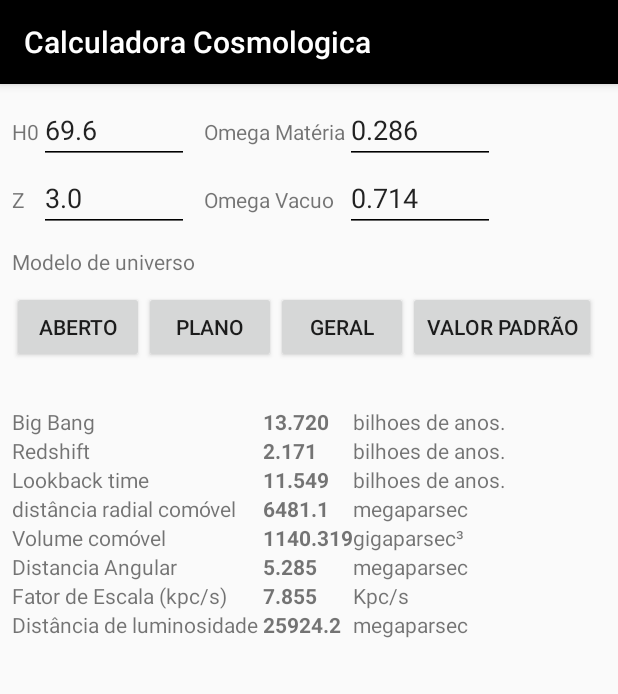
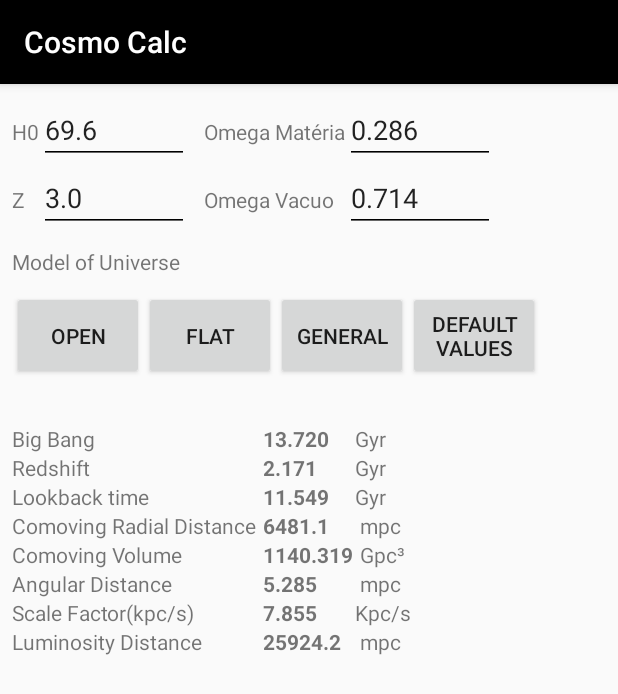
Before and after one commit to raphamendonca/CalculadoraCosmologica, an Android app: the screen it shows after launch (CalculadoraActivity), on a phone screen of 412 x 824 dp. Shown: the top 694 px of the screen. Run offline under Robolectric (Android 15) with nearby library versions, the phone set to English and light mode, and no system bars.

Commit message:
Change the behavior of edittext and validation
Add translation to english.

```diff
--- a/CalculadoraCosmologica/app/src/main/java/com/github/rhapsody/calculadoracosmologica/CalculadoraActivity.java
+++ b/CalculadoraCosmologica/app/src/main/java/com/github/rhapsody/calculadoracosmologica/CalculadoraActivity.java
@@ -42,7 +42,6 @@ public class CalculadoraActivity extends AppCompatActivity {
         Button btGeneral = (Button) findViewById(R.id.calcGeneral);
         Button btReset = (Button) findViewById(R.id.restoreBtn);
         alertMSG = (TextView) findViewById(R.id.alertMSG);
-
 
 
         btOpen.setOnClickListener(new View.OnClickListener() {
@@ -120,31 +119,32 @@ public class CalculadoraActivity extends AppCompatActivity {
         lumDistanceMpc.setText(calc.stround(calc.DL_Mpc, 1));
         //lumDistanceGly.setText(calc.stround(calc.DTT_Gyr, 3) + " Gly");
 
-
     }
 
     protected void resetarCampos() {
-        tirarFoco();
+        limparValidacao();
         iH0.setText(String.valueOf(tH0));
         iZ.setText(String.valueOf(tz));
         iWM.setText(String.valueOf(tWM));
         iWV.setText(String.valueOf(tWV));
     }
-    protected void tirarFoco(){
+
+    protected void limparValidacao() {
         iH0.getBackground().setColorFilter(0, PorterDuff.Mode.SRC_OVER);
         iWM.getBackground().setColorFilter(0, PorterDuff.Mode.SRC_OVER);
         iWV.getBackground().setColorFilter(0, PorterDuff.Mode.SRC_OVER);
         iZ.getBackground().setColorFilter(0, PorterDuff.Mode.SRC_OVER);
+    }
 
+    protected void tirarFoco() {
         iH0.clearFocus();
         iZ.clearFocus();
         iWM.clearFocus();
         iWV.clearFocus();
-
     }
 
     protected boolean validaCampos() {
-        tirarFoco();
+        limparValidacao();
         alerta.delete(0, alerta.length());
 
         boolean isOk = true;
--- a/CalculadoraCosmologica/app/src/main/res/layout/activity_calculadora.xml
+++ b/CalculadoraCosmologica/app/src/main/res/layout/activity_calculadora.xml
@@ -11,8 +11,8 @@
     tools:context="com.github.rhapsody.calculadoracosmologica.CalculadoraActivity">
 
     <ScrollView
-        android:layout_width="match_parent"
-        android:layout_height="match_parent"
+        android:layout_width="352dp"
+        android:layout_height="479dp"
         tools:layout_editor_absoluteX="8dp"
         tools:layout_editor_absoluteY="8dp">
 
@@ -149,6 +149,8 @@
                         android:id="@+id/bigBangAge"
                         android:layout_width="wrap_content"
                         android:layout_height="wrap_content"
+                        android:layout_marginLeft="1dp"
+                        android:layout_marginRight="1dp"
                         android:textStyle="bold" />
                     <TextView
                         android:layout_width="wrap_content"
@@ -170,6 +172,8 @@
                         android:id="@+id/redshiftAge"
                         android:layout_width="wrap_content"
                         android:layout_height="wrap_content"
+                        android:layout_marginLeft="1dp"
+                        android:layout_marginRight="1dp"
                         android:textStyle="bold" />
                     <TextView
                         android:layout_width="wrap_content"
@@ -190,6 +194,8 @@
                         android:id="@+id/lightTravelTime"
                         android:layout_width="wrap_content"
                         android:layout_height="wrap_content"
+                        android:layout_marginLeft="1dp"
+                        android:layout_marginRight="1dp"
                         android:textStyle="bold" />
                     <TextView
                         android:layout_width="wrap_content"
@@ -211,6 +217,8 @@
                         android:id="@+id/comovingRadialMpc"
                         android:layout_width="wrap_content"
                         android:layout_height="wrap_content"
+                        android:layout_marginLeft="1dp"
+                        android:layout_marginRight="1dp"
                         android:textStyle="bold" />
                     <TextView
                         android:layout_width="wrap_content"
@@ -239,6 +247,8 @@
                         android:id="@+id/comovingVolume"
                         android:layout_width="wrap_content"
                         android:layout_height="wrap_content"
+                        android:layout_marginLeft="1dp"
+                        android:layout_marginRight="1dp"
                         android:textStyle="bold" />
                     <TextView
                         android:layout_width="wrap_content"
@@ -261,6 +271,8 @@
                         android:id="@+id/angularDistanceMpc"
                         android:layout_width="wrap_content"
                         android:layout_height="wrap_content"
+                        android:layout_marginLeft="1dp"
+                        android:layout_marginRight="1dp"
                         android:textStyle="bold" />
                     <TextView
                         android:layout_width="wrap_content"
@@ -291,6 +303,8 @@
                         android:id="@+id/scaleFactor"
                         android:layout_width="wrap_content"
                         android:layout_height="wrap_content"
+                        android:layout_marginLeft="1dp"
+                        android:layout_marginRight="1dp"
                         android:textStyle="bold" />
                     <TextView
                         android:layout_width="wrap_content"
@@ -312,6 +326,8 @@
                         android:id="@+id/lumDistanceMpc"
                         android:layout_width="wrap_content"
                         android:layout_height="wrap_content"
+                        android:layout_marginLeft="1dp"
+                        android:layout_marginRight="1dp"
                         android:textStyle="bold" />
                     <TextView
                         android:layout_width="wrap_content"
--- a/CalculadoraCosmologica/app/src/main/res/values/strings.xml
+++ b/CalculadoraCosmologica/app/src/main/res/values/strings.xml
@@ -1,30 +1,30 @@
 <resources>
-    <string name="app_name">Calculadora Cosmologica</string>
+    <string name="app_name">Cosmo Calc</string>
     <string name="version_code">0.1</string>
     <string name="version_name">beta</string>
 
-    <string name="bigBang">Big Bang </string>
-    <string name="redshift">Redshift </string>
-    <string name="lookback">Lookback time</string>
+    <string name="bigBang" translatable="false">Big Bang </string>
+    <string name="redshift" translatable="false">Redshift </string>
+    <string name="lookback" translatable="false">Lookback time</string>
 
-    <string name="comovingRadial">distância radial comóvel</string>
-    <string name="comovingVomlume">Volume comóvel</string>
-    <string name="angDistMpc">Distancia Angular</string>
-    <string name="scaleFactor">Fator de Escala (kpc/s)</string>
-    <string name="lumDistMpc">Distância de luminosidade</string>
+    <string name="comovingRadial">Comoving Radial Distance</string>
+    <string name="comovingVomlume">Comoving Volume</string>
+    <string name="angDistMpc">Angular Distance</string>
+    <string name="scaleFactor">Scale Factor(kpc/s)</string>
+    <string name="lumDistMpc">Luminosity Distance</string>
 
-    <string name="descricaoBotoes">Modelo de universo</string>
-    <string name="btOpen">Aberto</string>
-    <string name="btFlat">Plano</string>
-    <string name="btGeneral">Geral</string>
-    <string name="btReset">Valor Padrão</string>
+    <string name="descricaoBotoes">Model of Universe</string>
+    <string name="btOpen">Open</string>
+    <string name="btFlat">Flat</string>
+    <string name="btGeneral">General</string>
+    <string name="btReset">default Values</string>
 
 
-    <string name="mpc"> megaparsec</string>
-    <string name="gpc"> gigaparsec³</string>
-    <string name="gyr"> bilhoes de anos.</string>
+    <string name="mpc" translatable="false">" mpc"</string>
+    <string name="gpc">" Gpc³"</string>
+    <string name="gyr">Gyr</string>
     <string name="gly"> gly</string>
-    <string name="kpcs"> Kpc/s</string>
+    <string name="kpcs" translatable="false"> Kpc/s</string>
 
 
 </resources>
```
Also changed, not shown: 1 other file.
